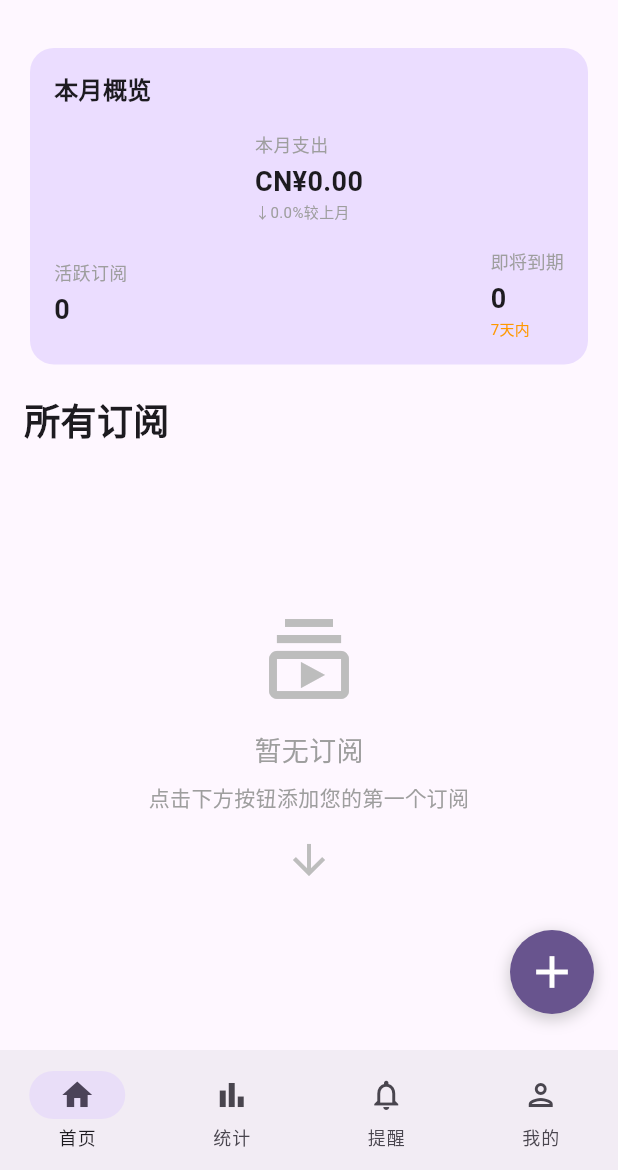
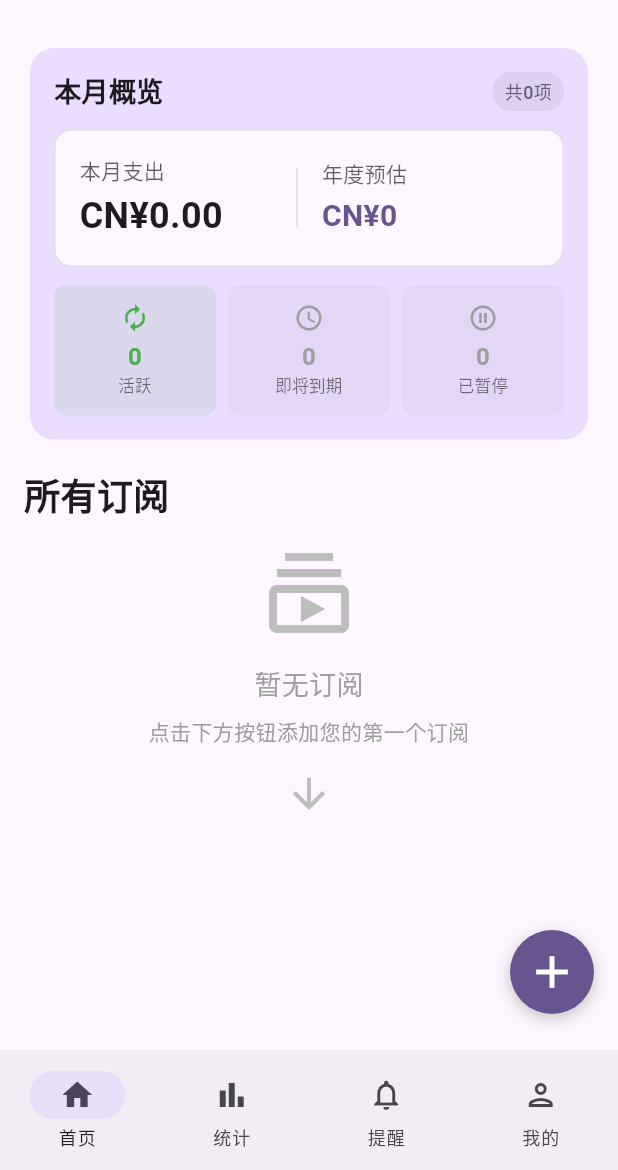
Before and after one commit to LANKEQIN/SubscriptionManager, a Flutter app: the screen it shows after launch, on a phone screen of 412 x 824 dp, the part 66-1236 px from its top. Run offline on Flutter 3.47's test engine with Material 3 defaults, Android fonts, the phone set to English and light mode, and no system bars; drawn by our look-alikes of dynamic_color; our stand-ins replace connectivity_plus, dio, drift, flutter_bloc, flutter_dotenv, flutter_riverpod and 10 more; accounts and stored records are empty; generated files the repository leaves out were written again; Roboto replaces fonts that are missing (HarmonyOS Sans).

Commit message:
优化代码

```diff
--- a/lib/screens/home_screen.dart
+++ b/lib/screens/home_screen.dart
@@ -18,29 +18,27 @@ class HomeScreen extends StatelessWidget {
       return const SubscriptionMainScreen();
     }
 
-    return const Stack(
-      children: [
-        // 主要内容区域
-        Column(
+    return Scaffold(
+      body: Column(
         children: [
           // 顶部应用栏
-            HomeAppBar(),
+          const HomeAppBar(),
 
-            // 主页面内容（带有内边距）
+          // 可滚动的主要内容区域
           Expanded(
-              child: Padding(
-                padding: EdgeInsets.all(AppThemeConstants.standardPadding),
+            child: SingleChildScrollView(
+              padding: const EdgeInsets.all(AppThemeConstants.standardPadding),
               child: Column(
                 crossAxisAlignment: CrossAxisAlignment.start,
                 children: [
                   // 统计信息卡片
-                    HomeStatisticsCard(),
+                  const HomeStatisticsCard(),
 
                   // 间隔
-                    SizedBox(height: AppThemeConstants.standardPadding),
+                  const SizedBox(height: AppThemeConstants.standardPadding),
 
                   // 订阅列表标题
-                    Text(
+                  const Text(
                     '所有订阅',
                     style: TextStyle(
                       fontSize: 24,
@@ -49,26 +47,21 @@ class HomeScreen extends StatelessWidget {
                   ),
 
                   // 间隔
-                    SizedBox(height: AppThemeConstants.standardPadding),
+                  const SizedBox(height: AppThemeConstants.standardPadding),
 
-                    // 订阅项目列表
-                    Expanded(
-                      child: SubscriptionList(),
-                    ),
+                  // 订阅项目列表 - 使用shrinkWrap让它适应内容高度
+                  const SubscriptionList(shrinkWrap: true),
+
+                  // 底部额外间距，为悬浮按钮留出空间
+                  const SizedBox(height: 80),
                 ],
               ),
             ),
           ),
         ],
       ),
-
-        // 添加订阅按钮
-        Positioned(
-          bottom: 16.0,
-          right: 16.0,
-          child: AddButton(),
-        ),
-      ],
+      // 悬浮添加按钮
+      floatingActionButton: const AddButton(),
     );
   }
 }
--- a/lib/widgets/statistics_card.dart
+++ b/lib/widgets/statistics_card.dart
@@ -61,156 +61,224 @@ class HomeStatisticsCard extends ConsumerWidget {
   Widget _buildStatisticsContent(BuildContext context, SubscriptionState state, WidgetRef ref) {
     final subscriptions = state.subscriptions;
 
-    // 计算活跃订阅数 (自动续费的订阅)
-    final activeSubscriptions = subscriptions
-        .where((subscription) => subscription.autoRenewal)
-        .length;
+    // 计算各种统计数据
+    final totalSubscriptions = subscriptions.length;
+    final activeSubscriptions = subscriptions.where((s) => s.autoRenewal).length;
+    final expiringSoon = subscriptions.where((s) => s.daysUntilPayment <= 7 && s.daysUntilPayment >= 0).length;
+    final pausedSubscriptions = subscriptions.where((s) => !s.autoRenewal).length;
 
-    // 计算即将到期订阅数 (7天内到期)
-    final expiringSoon = subscriptions
-        .where((subscription) => subscription.daysUntilPayment <= 7 &&
-            subscription.daysUntilPayment >= 0)
-        .length;
-
-    // 计算较上月变化百分比 (这里简化为0，实际需要实现计算逻辑)
-    const double changePercentage = 0.0; // TODO: 实现变化百分比计算
+    // 计算年度支出
+    final yearlyTotal = subscriptions.fold<double>(0.0, (sum, s) {
+      double yearlyAmount = 0.0;
+      switch (s.billingCycle) {
+        case '每月':
+          yearlyAmount = s.price * 12;
+          break;
+        case '每年':
+          yearlyAmount = s.price;
+          break;
+        case '一次性':
+          yearlyAmount = s.price;
+          break;
+        default:
+          yearlyAmount = s.price * 12; // 默认按月计算
+      }
+      return sum + yearlyAmount;
+    });
 
     // 获取基础货币和货币符号
     final baseCurrency = state.baseCurrency;
     final currencySymbol = _getCurrencySymbol(baseCurrency);
 
-    return LayoutBuilder(
-      builder: (context, constraints) {
-        bool isSmallScreen = constraints.maxWidth < 350;
-
     return Column(
       crossAxisAlignment: CrossAxisAlignment.start,
       children: [
-            Text(
+        // 标题行
+        Row(
+          mainAxisAlignment: MainAxisAlignment.spaceBetween,
+          children: [
+            const Text(
               '本月概览',
               style: TextStyle(
-                fontSize: isSmallScreen ? 16 : 18,
+                fontSize: 18,
                 fontWeight: FontWeight.bold,
               ),
             ),
-            const SizedBox(height: 16),
-            if (constraints.maxWidth < 400)
-              // 小屏幕 - 垂直布局
-              Column(
-                children: [
-                  // 使用FutureBuilder获取转换后的月度支出
+            Container(
+              padding: const EdgeInsets.symmetric(horizontal: 8, vertical: 4),
+              decoration: BoxDecoration(
+                color: Theme.of(context).colorScheme.secondary.withValues(alpha: 0.1),
+                borderRadius: BorderRadius.circular(12),
+              ),
+              child: Text(
+                '共$totalSubscriptions项',
+                style: TextStyle(
+                  fontSize: 12,
+                  color: Theme.of(context).colorScheme.secondary,
+                  fontWeight: FontWeight.w500,
+                ),
+              ),
+            ),
+          ],
+        ),
+        const SizedBox(height: 12),
+
+        // 主要支出信息
         FutureBuilder<double>(
           future: ref.read(subscriptionNotifierProvider.notifier).getMonthlyCost(),
           builder: (context, snapshot) {
             final monthlyCost = snapshot.data ?? 0.0;
-                      return _buildStatisticItem(
+            return Container(
+              padding: const EdgeInsets.all(16),
+              decoration: BoxDecoration(
+                color: Theme.of(context).colorScheme.surface,
+                borderRadius: BorderRadius.circular(12),
+                border: Border.all(
+                  color: Theme.of(context).colorScheme.outline.withValues(alpha: 0.2),
+                ),
+              ),
+              child: Row(
+                children: [
+                  Expanded(
+                    child: Column(
+                      crossAxisAlignment: CrossAxisAlignment.start,
+                      children: [
+                        Text(
                           '本月支出',
+                          style: TextStyle(
+                            fontSize: 14,
+                            color: Theme.of(context).colorScheme.onSurface.withValues(alpha: 0.7),
+                          ),
+                        ),
+                        const SizedBox(height: 4),
+                        Text(
                           '$currencySymbol${monthlyCost.toStringAsFixed(2)}',
-                        '${changePercentage > 0 ? "↑" : "↓"}${changePercentage.abs().toStringAsFixed(1)}%较上月',
-                        changePercentage > 0 ? Colors.red : (changePercentage < 0 ? Colors.green : Colors.grey),
-                        isSmallScreen,
+                          style: const TextStyle(
+                            fontSize: 24,
+                            fontWeight: FontWeight.bold,
+                          ),
+                        ),
+                      ],
+                    ),
+                  ),
+                  Container(
+                    width: 1,
+                    height: 40,
+                    color: Theme.of(context).colorScheme.outline.withValues(alpha: 0.2),
+                  ),
+                  const SizedBox(width: 16),
+                  Expanded(
+                    child: Column(
+                      crossAxisAlignment: CrossAxisAlignment.start,
+                      children: [
+                        Text(
+                          '年度预估',
+                          style: TextStyle(
+                            fontSize: 14,
+                            color: Theme.of(context).colorScheme.onSurface.withValues(alpha: 0.7),
+                          ),
+                        ),
+                        const SizedBox(height: 4),
+                        Text(
+                          '$currencySymbol${yearlyTotal.toStringAsFixed(0)}',
+                          style: TextStyle(
+                            fontSize: 20,
+                            fontWeight: FontWeight.w600,
+                            color: Theme.of(context).colorScheme.primary,
+                          ),
+                        ),
+                      ],
+                    ),
+                  ),
+                ],
+              ),
             );
           },
         ),
-                  const SizedBox(height: 16),
+
+        const SizedBox(height: 12),
+
+        // 状态统计网格
         Row(
-                    mainAxisAlignment: MainAxisAlignment.spaceBetween,
           children: [
-                      _buildStatisticItem(
-                        '活跃订阅',
+            Expanded(
+              child: _buildCompactStatItem(
+                context,
+                '活跃',
                 '$activeSubscriptions',
-                        '',
-                        null,
-                        isSmallScreen,
+                Icons.autorenew,
+                Colors.green,
               ),
-                      _buildStatisticItem(
+            ),
+            const SizedBox(width: 8),
+            Expanded(
+              child: _buildCompactStatItem(
+                context,
                 '即将到期',
                 '$expiringSoon',
-                        '7天内',
-                        Colors.orange,
-                        isSmallScreen,
+                Icons.schedule,
+                expiringSoon > 0 ? Colors.orange : Colors.grey,
               ),
-                    ],
             ),
-                ],
-              )
-            else
-              // 大屏幕 - 水平布局
-              Row(
-                mainAxisAlignment: MainAxisAlignment.spaceBetween,
-                children: [
-                  // 使用FutureBuilder获取转换后的月度支出
-                  FutureBuilder<double>(
-                    future: ref.read(subscriptionNotifierProvider.notifier).getMonthlyCost(),
-                    builder: (context, snapshot) {
-                      final monthlyCost = snapshot.data ?? 0.0;
-                      return _buildStatisticItem(
-                        '本月支出',
-                        '$currencySymbol${monthlyCost.toStringAsFixed(2)}',
-                        '${changePercentage > 0 ? "↑" : "↓"}${changePercentage.abs().toStringAsFixed(1)}%较上月',
-                        changePercentage > 0 ? Colors.red : (changePercentage < 0 ? Colors.green : Colors.grey),
-                        isSmallScreen,
-                      );
-                    },
+            const SizedBox(width: 8),
+            Expanded(
+              child: _buildCompactStatItem(
+                context,
+                '已暂停',
+                '$pausedSubscriptions',
+                Icons.pause_circle_outline,
+                Colors.grey,
               ),
-                  _buildStatisticItem(
-                    '活跃订阅',
-                    '$activeSubscriptions',
-                    '',
-                    null,
-                    isSmallScreen,
-                  ),
-                  _buildStatisticItem(
-                    '即将到期',
-                    '$expiringSoon',
-                    '7天内',
-                    Colors.orange,
-                    isSmallScreen,
             ),
           ],
         ),
       ],
     );
-      },
-    );
   }
 
-  Widget _buildStatisticItem(
+  Widget _buildCompactStatItem(
+    BuildContext context,
     String title,
     String value,
-    String subtitle,
-    Color? subtitleColor,
-    bool isSmallScreen,
+    IconData icon,
+    Color color,
   ) {
-    return Column(
-      crossAxisAlignment: CrossAxisAlignment.start,
+    return Container(
+      padding: const EdgeInsets.all(12),
+      decoration: BoxDecoration(
+        color: color.withValues(alpha: 0.1),
+        borderRadius: BorderRadius.circular(8),
+      ),
+      child: Column(
         children: [
-        Text(
-          title,
-          style: TextStyle(
-            fontSize: isSmallScreen ? 12 : 14,
-            color: Colors.grey,
-          ),
+          Icon(
+            icon,
+            size: 20,
+            color: color,
           ),
           const SizedBox(height: 4),
           Text(
             value,
             style: TextStyle(
-            fontSize: isSmallScreen ? 18 : 20,
+              fontSize: 16,
               fontWeight: FontWeight.bold,
+              color: color,
             ),
           ),
-        if (subtitle.isNotEmpty)
           Text(
-            subtitle,
+            title,
             style: TextStyle(
-              fontSize: isSmallScreen ? 10 : 12,
-              color: subtitleColor ?? Colors.grey,
+              fontSize: 11,
+              color: Theme.of(context).colorScheme.onSurface.withValues(alpha: 0.6),
             ),
+            textAlign: TextAlign.center,
           ),
         ],
+      ),
     );
   }
+
+
 
   // 获取货币符号
   String _getCurrencySymbol(String currencyCode) {
--- a/lib/widgets/subscription_list.dart
+++ b/lib/widgets/subscription_list.dart
@@ -9,14 +9,15 @@ import '../models/subscription.dart';
 /// 显示所有订阅的列表，支持空状态显示和编辑功能
 
 class SubscriptionList extends ConsumerWidget {
-  const SubscriptionList({super.key});
+  final bool shrinkWrap;
+
+  const SubscriptionList({super.key, this.shrinkWrap = false});
 
   @override
   Widget build(BuildContext context, WidgetRef ref) {
     final subscriptionState = ref.watch(subscriptionNotifierProvider);
 
-    return Expanded(
-      child: subscriptionState.when(
+    return subscriptionState.when(
       data: (state) {
         final subscriptions = state.subscriptions;
 
@@ -25,7 +26,8 @@ class SubscriptionList extends ConsumerWidget {
         }
 
         return ListView.builder(
-            physics: const BouncingScrollPhysics(), // 弹性滚动物理效果
+          shrinkWrap: shrinkWrap,
+          physics: shrinkWrap ? const NeverScrollableScrollPhysics() : const BouncingScrollPhysics(),
           cacheExtent: 200, // 预缓存范围200像素
           itemCount: subscriptions.length,
           itemBuilder: (context, index) {
@@ -42,7 +44,6 @@ class SubscriptionList extends ConsumerWidget {
       },
       loading: () => const SkeletonListWidget(), // 优化的骨架屏加载
       error: (error, stack) => ErrorListWidget(error: error), // 优化的错误组件
-      ),
     );
   }
 
```
Lines whose indentation alone changed are shown as unchanged.
